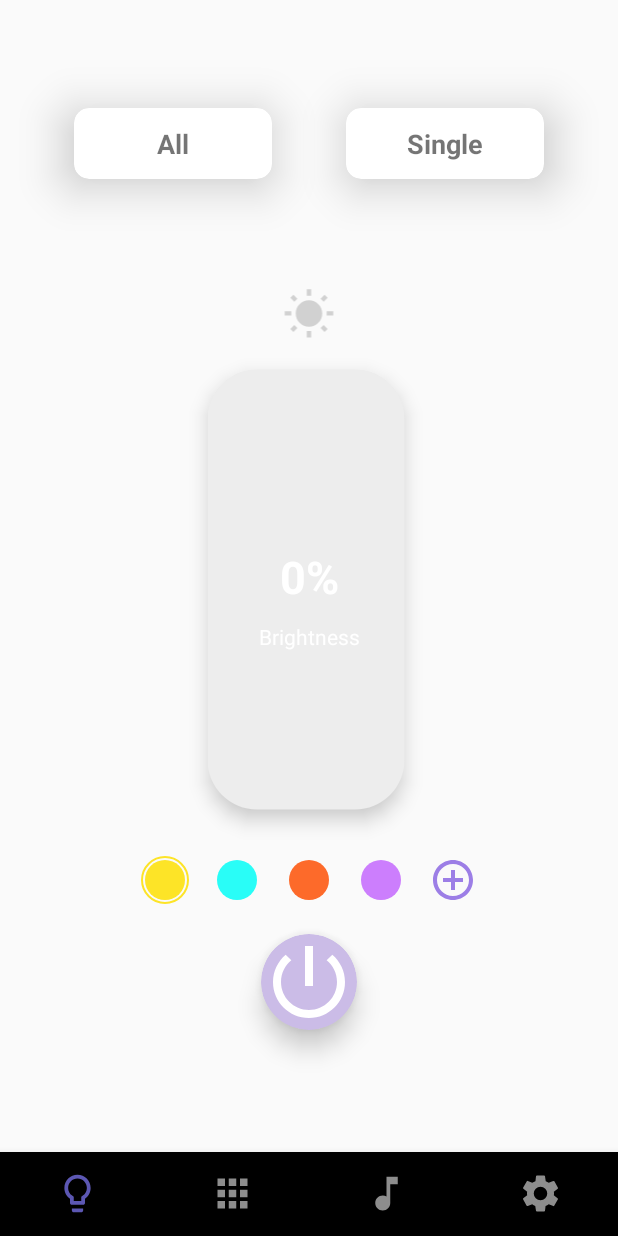
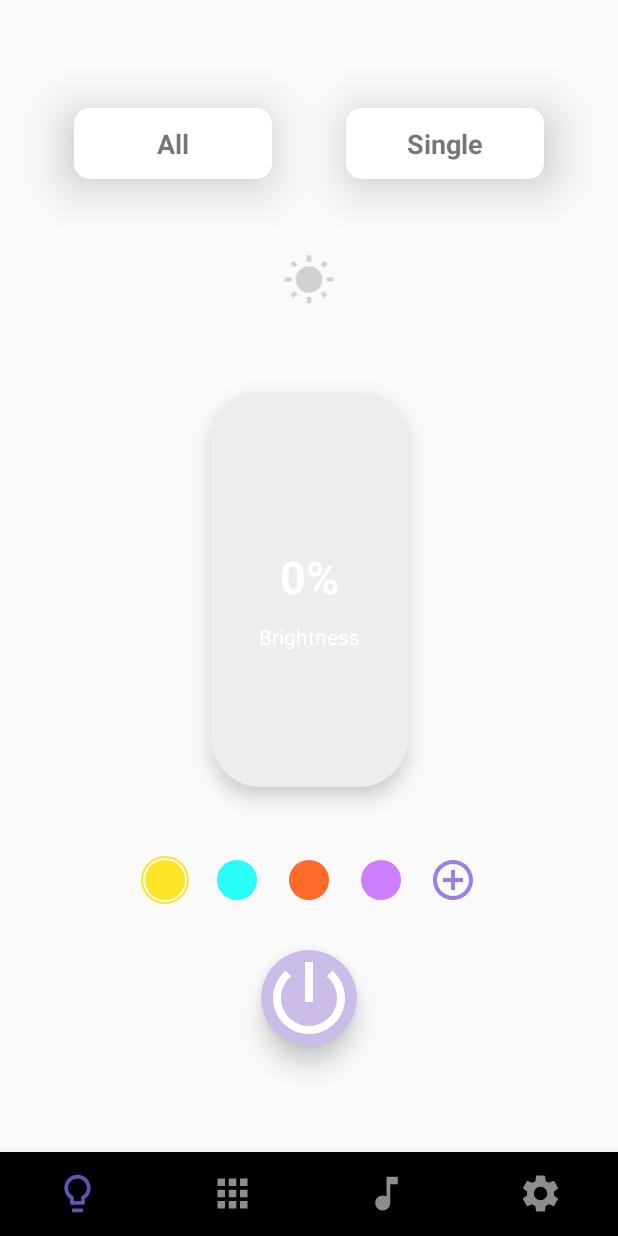
Before and after one commit to BonnyWang/PhotonLab-Android, an Android app: the screen it shows after launch (MainActivity), on a phone screen of 412 x 824 dp. Run offline under Robolectric (Android 15) with nearby library versions, the phone set to English and light mode, and no system bars; libraries missing offline, so code that uses them is left out: androidx.constraintlayout.solver.

Commit message:
Small UI Bug Fix

```diff
--- a/app/src/main/java/com/example/myapplication/Fragment_Control.java
+++ b/app/src/main/java/com/example/myapplication/Fragment_Control.java
@@ -99,7 +99,7 @@ public class Fragment_Control extends Fragment implements dialog_colorpicker.col
                     //seekBar.getProgressDrawable().setTint(getResources().getColor(R.color.seekBar_On, null));
                     power.getBackground().setTint(getResources().getColor(R.color.colorPrimary,null));
                     checkedButton = view.findViewById(radioGroup.getCheckedRadioButtonId());
-                    sun.setColorFilter(getResources().getColor(R.color.yellow,null));
+                    sun.setColorFilter(0xffffd41f);
                     checkedButton.setChecked(false);
                     checkedButton.setChecked(true);
                     webView.loadUrl("http://192.168.50.48/H");
--- a/app/src/main/java/com/example/myapplication/MainActivity.java
+++ b/app/src/main/java/com/example/myapplication/MainActivity.java
@@ -173,24 +173,24 @@ public class MainActivity extends AppCompatActivity  {
     }
 
 
-    @Override
-    public void mainControl(String Tag, int Value){
-        String tempCommand;
+//    @Override
+//    public void mainControl(String Tag, int Value){
+//        String tempCommand;
+//
+//    }
+//
+//    @Override
+//    public int rounterIpAddress(int address){
+//        return address;
+//    }
 
-    }
-
-    @Override
-    public int rounterIpAddress(int address){
-        return address;
-    }
-
-    @Override
-    public void onAttachFragment(Fragment fragment) {
-        if (fragment instanceof fragment_Pair) {
-            fragment_Pair fragment_pair = (fragment_Pair) fragment;
-            fragment_pair.setListener(this);
-        }
-    }
+//    @Override
+//    public void onAttachFragment(Fragment fragment) {
+//        if (fragment instanceof fragment_Pair) {
+//            fragment_Pair fragment_pair = (fragment_Pair) fragment;
+//            fragment_pair.setListener(this);
+//        }
+//    }
 
     @Override
     protected void onSaveInstanceState(Bundle outState) {
--- a/app/src/main/java/com/example/myapplication/fragment_setting.java
+++ b/app/src/main/java/com/example/myapplication/fragment_setting.java
@@ -58,6 +58,7 @@ public class fragment_setting extends Fragment implements SettingRvAdapter.OnNot
         mSettings.add(new setting_Content("Layout Manager"));
         mSettings.add(new setting_Content("Update Firmware"));
 
+
     }
 
     @Override
--- a/app/src/main/res/layout/fragment__control_layout.xml
+++ b/app/src/main/res/layout/fragment__control_layout.xml
@@ -23,7 +23,7 @@
             >
             <androidx.cardview.widget.CardView
 
-                android:layout_width="293dp"
+                android:layout_width="263dp"
                 android:layout_height="131dp"
                 android:rotation="-90"
                 app:cardCornerRadius="33dp"
@@ -35,10 +35,10 @@
                 app:cardElevation="8dp"
                 app:cardBackgroundColor="@android:color/transparent"
                 android:layout_marginTop="120dp"
-                android:layout_marginLeft="-53dp">
+                android:layout_marginLeft="-36dp">
             <SeekBar
                 android:id="@+id/seekBar5"
-                android:layout_width="325dp"
+                android:layout_width="300dp"
                 android:layout_height="131dp"
 
                 android:progressDrawable="@drawable/seekbar_drawable_progress"
@@ -71,7 +71,8 @@
             android:orientation="horizontal"
             app:layout_constraintLeft_toLeftOf="parent"
             app:layout_constraintRight_toRightOf="parent"
-            app:layout_constraintTop_toBottomOf="@id/seekBarCard">
+            app:layout_constraintTop_toBottomOf="@id/seekBarCard"
+            >
 
             <RadioGroup
                 android:id="@+id/radioGroup"
@@ -155,23 +156,26 @@
             android:id="@+id/sun"
             android:layout_width="wrap_content"
             android:layout_height="35dp"
-            android:layout_marginBottom="-20dp"
-            app:layout_constraintBottom_toTopOf="@id/seekBarCard"
+            app:layout_constraintTop_toBottomOf="@id/All"
+            android:layout_marginTop="50dp"
             app:layout_constraintLeft_toLeftOf="parent"
             app:layout_constraintRight_toRightOf="parent"
             app:srcCompat="@drawable/bright_sun" />
 
 
         <androidx.cardview.widget.CardView
+            android:id="@+id/powerCard"
             android:layout_width="64dp"
             android:layout_height="64dp"
-            android:layout_marginTop="20dp"
+
             app:cardCornerRadius="32dp"
             app:cardBackgroundColor="#cbbce7"
             app:layout_constraintLeft_toLeftOf="parent"
             app:layout_constraintRight_toRightOf="parent"
             app:layout_constraintTop_toBottomOf="@id/coloroptions"
-            app:cardElevation="10dp">
+            app:layout_constraintBottom_toBottomOf="parent"
+            app:cardElevation="10dp"
+            app:layout_constraintVertical_bias="0.3">
 
             <ToggleButton
                 android:id="@+id/Power"
```
